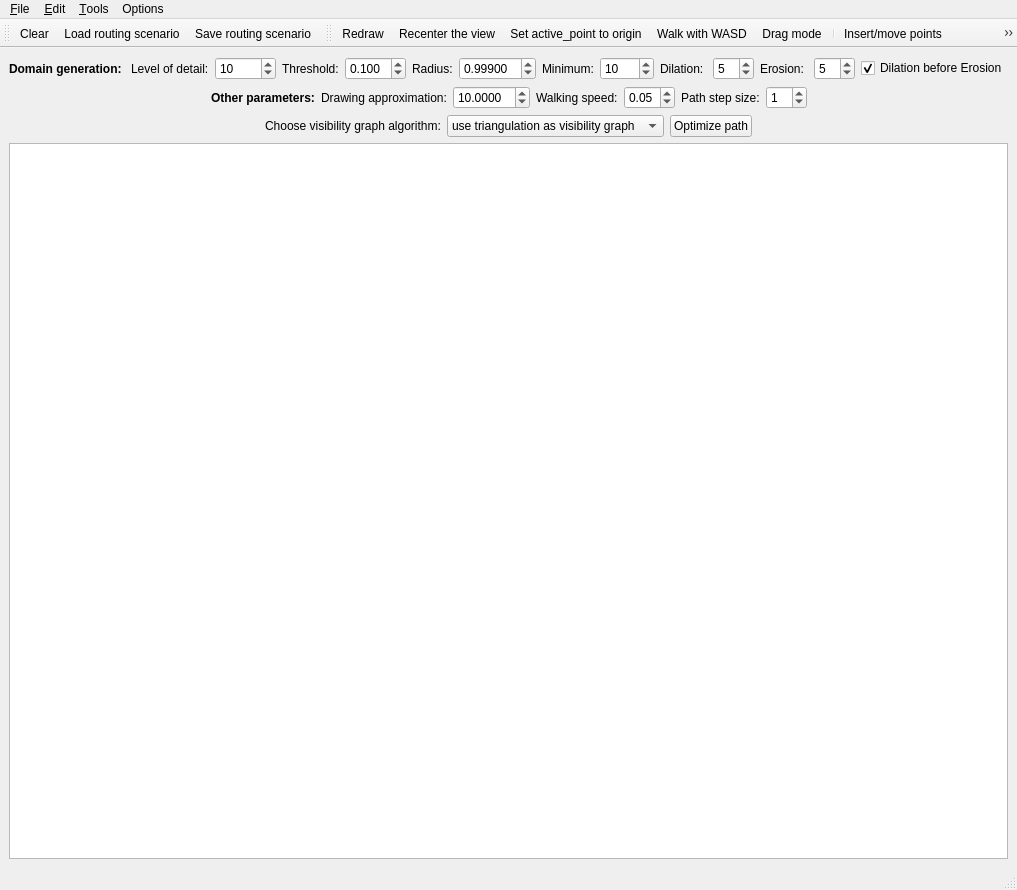
Above: Main.ui from Babayayaga/Routing_on_the_hyperbolic_plane before the change. Below: the same form after it.
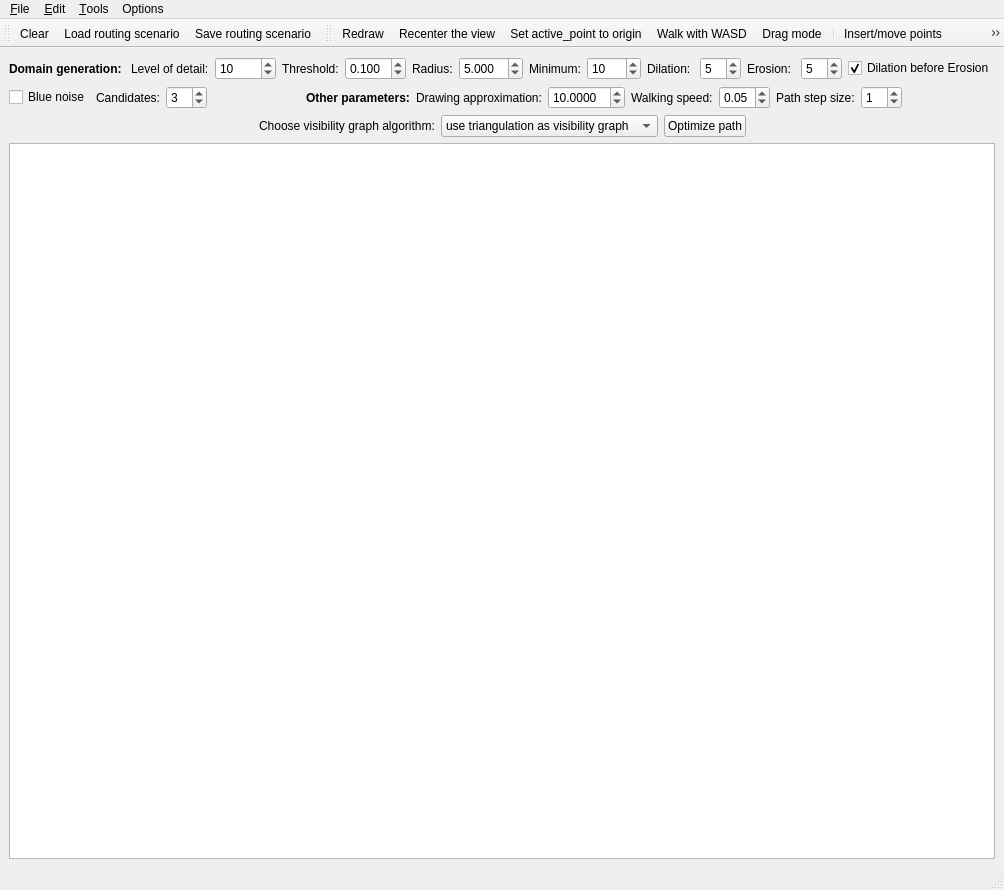
That is the form after the change. Icons and pictures are not drawn.

Commit message: blue noise

What changed in the file:
```diff
--- a/Main.ui
+++ b/Main.ui
@@ -7,7 +7,7 @@
    <rect>
     <x>0</x>
     <y>0</y>
-    <width>917</width>
+    <width>905</width>
     <height>890</height>
    </rect>
   </property>
@@ -118,7 +118,10 @@
          <string>Obstacle points are located in this circle, centered in the origin.</string>
         </property>
         <property name="decimals">
-         <number>5</number>
+         <number>3</number>
+        </property>
+        <property name="minimum">
+         <double>1.000000000000000</double>
         </property>
         <property name="maximum">
          <double>20.000000000000000</double>
@@ -130,7 +133,7 @@
          <enum>QAbstractSpinBox::DefaultStepType</enum>
         </property>
         <property name="value">
-         <double>0.999000000000000</double>
+         <double>5.000000000000000</double>
         </property>
        </widget>
       </item>
@@ -321,6 +324,30 @@
       <property name="sizeConstraint">
        <enum>QLayout::SetDefaultConstraint</enum>
       </property>
+      <item>
+       <widget class="QCheckBox" name="blueNoise">
+        <property name="text">
+         <string>Blue noise</string>
+        </property>
+       </widget>
+      </item>
+      <item>
+       <widget class="QLabel" name="label_13">
+        <property name="text">
+         <string>Candidates:</string>
+        </property>
+       </widget>
+      </item>
+      <item>
+       <widget class="QSpinBox" name="candidatesSpinBox">
+        <property name="maximum">
+         <number>20</number>
+        </property>
+        <property name="value">
+         <number>3</number>
+        </property>
+       </widget>
+      </item>
       <item>
        <spacer name="horizontalSpacer_3">
         <property name="orientation">
@@ -476,7 +503,7 @@
     <rect>
      <x>0</x>
      <y>0</y>
-     <width>917</width>
+     <width>905</width>
      <height>21</height>
     </rect>
    </property>
```
Left out of the diff: 16 changed lines with no effect on the pictures. The commit also changes 6 other files.
